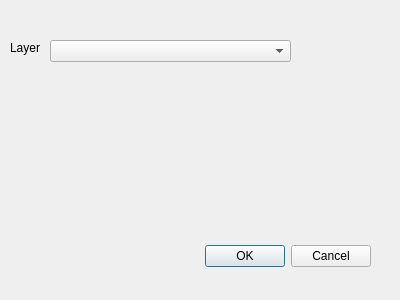
First picture: the form in dissolve_singlepart/dissolve_singlepart_dialog_base.ui, repository pandryk/PythonRepo, before the edit.
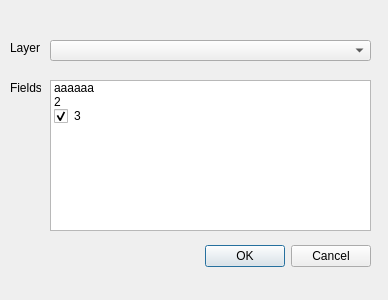
Second picture: the form after the edit.

Commit message: Refresh combo. CheckListView with fields. Metadata.

Patch:
```diff
--- a/dissolve_singlepart/dissolve_singlepart_dialog_base.ui
+++ b/dissolve_singlepart/dissolve_singlepart_dialog_base.ui
@@ -6,7 +6,7 @@
    <rect>
     <x>0</x>
     <y>0</y>
-    <width>400</width>
+    <width>388</width>
     <height>300</height>
    </rect>
   </property>
@@ -34,8 +34,8 @@
     <rect>
      <x>50</x>
      <y>40</y>
-     <width>241</width>
-     <height>22</height>
+     <width>321</width>
+     <height>21</height>
     </rect>
    </property>
   </widget>
@@ -49,7 +49,54 @@
     </rect>
    </property>
    <property name="text">
-    <string>Layer</string>
+    <string>Layer:</string>
+   </property>
+  </widget>
+  <widget class="QListWidget" name="fieldsListWidget">
+   <property name="geometry">
+    <rect>
+     <x>50</x>
+     <y>80</y>
+     <width>321</width>
+     <height>151</height>
+    </rect>
+   </property>
+   <item>
+    <property name="text">
+     <string>aaaaaa</string>
+    </property>
+    <property name="checkState">
+     <enum>Unchecked</enum>
+    </property>
+   </item>
+   <item>
+    <property name="text">
+     <string>2</string>
+    </property>
+    <property name="checkState">
+     <enum>Unchecked</enum>
+    </property>
+   </item>
+   <item>
+    <property name="text">
+     <string>3</string>
+    </property>
+    <property name="checkState">
+     <enum>Checked</enum>
+    </property>
+   </item>
+  </widget>
+  <widget class="QLabel" name="fieldsLabel">
+   <property name="geometry">
+    <rect>
+     <x>10</x>
+     <y>80</y>
+     <width>31</width>
+     <height>16</height>
+    </rect>
+   </property>
+   <property name="text">
+    <string>Fields:</string>
    </property>
   </widget>
  </widget>
```
The commit also changes 2 other files.
